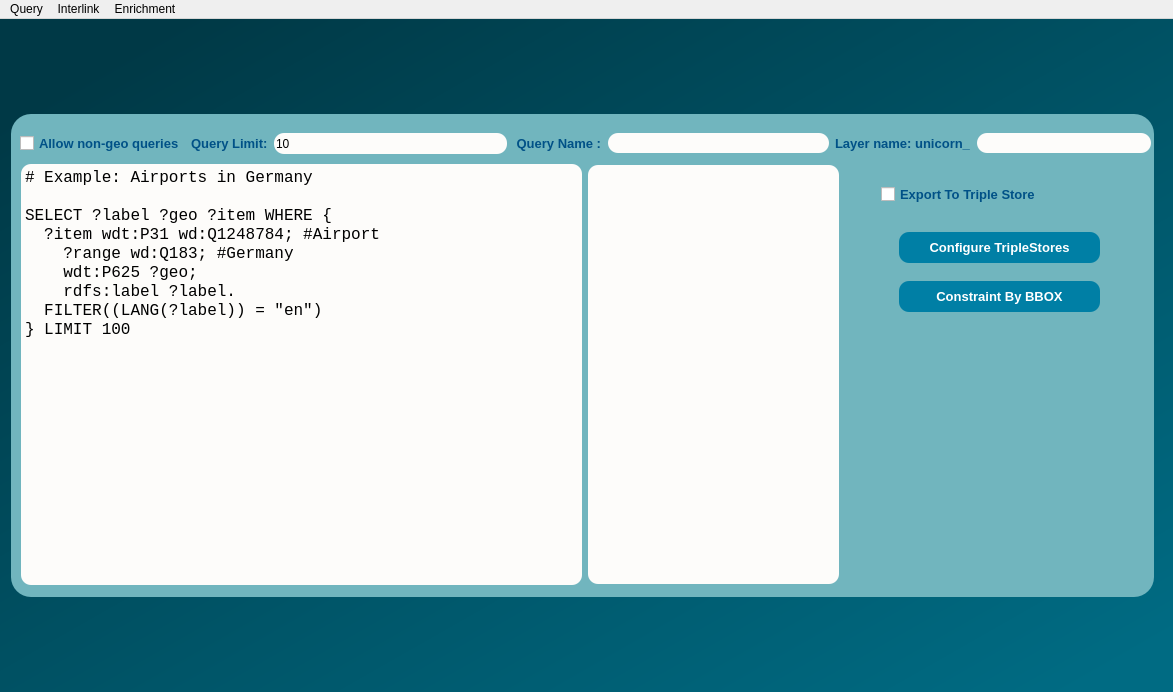
Before: the Qt Designer form sparql_unicorn_dialog_base_simp.ui in Cprudhomme/SpaLOD_qgis_plugin, drawn with Qt 5.
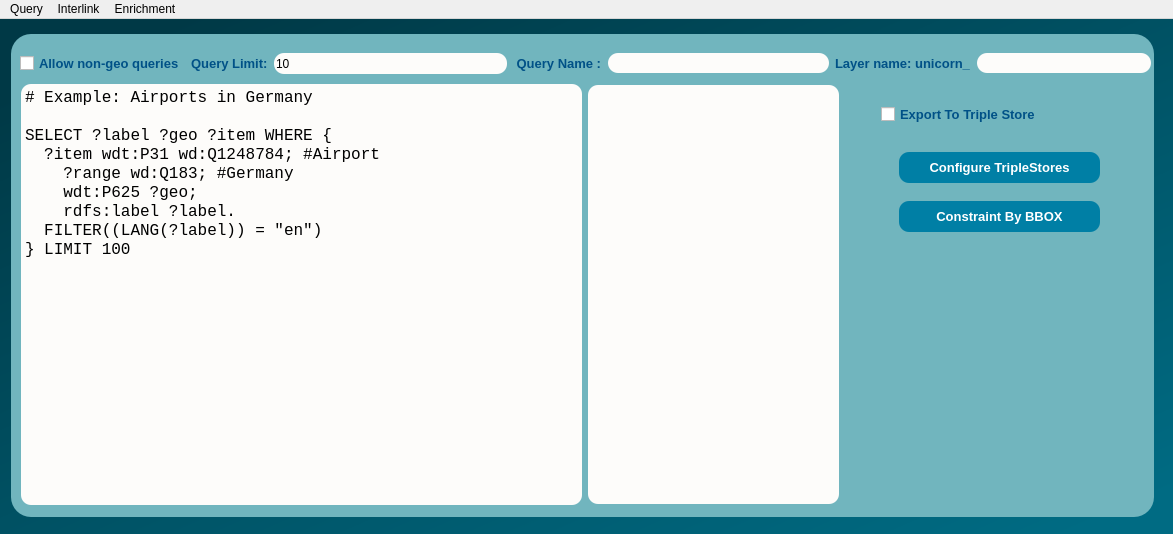
After: the same form once the commit is applied.

Diff of the .ui file:
```diff
--- a/sparql_unicorn_dialog_base_simp.ui
+++ b/sparql_unicorn_dialog_base_simp.ui
@@ -7,7 +7,7 @@
     <x>0</x>
     <y>0</y>
     <width>1173</width>
-    <height>692</height>
+    <height>534</height>
    </rect>
   </property>
   <property name="windowTitle">
```
